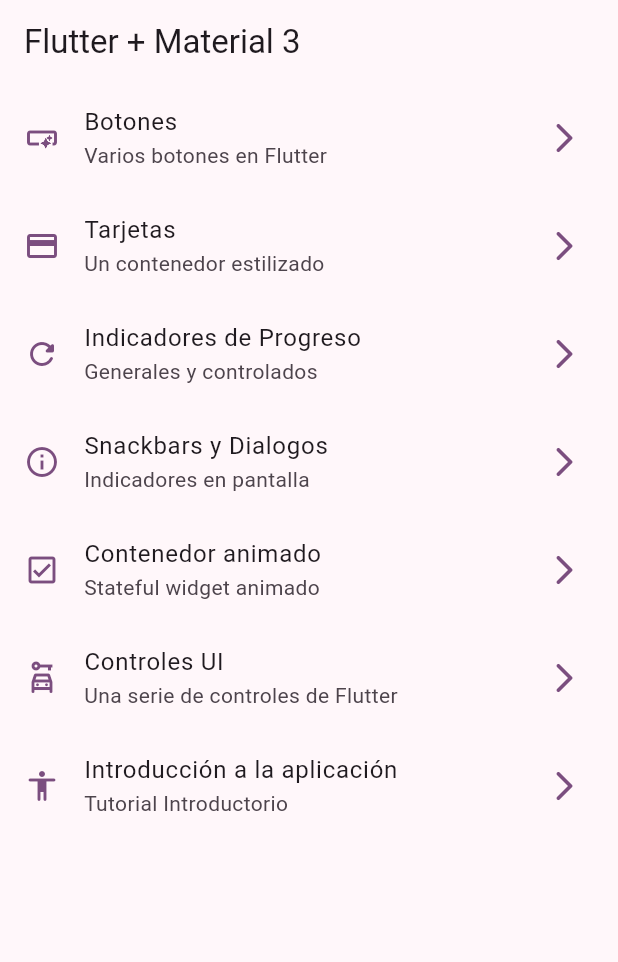
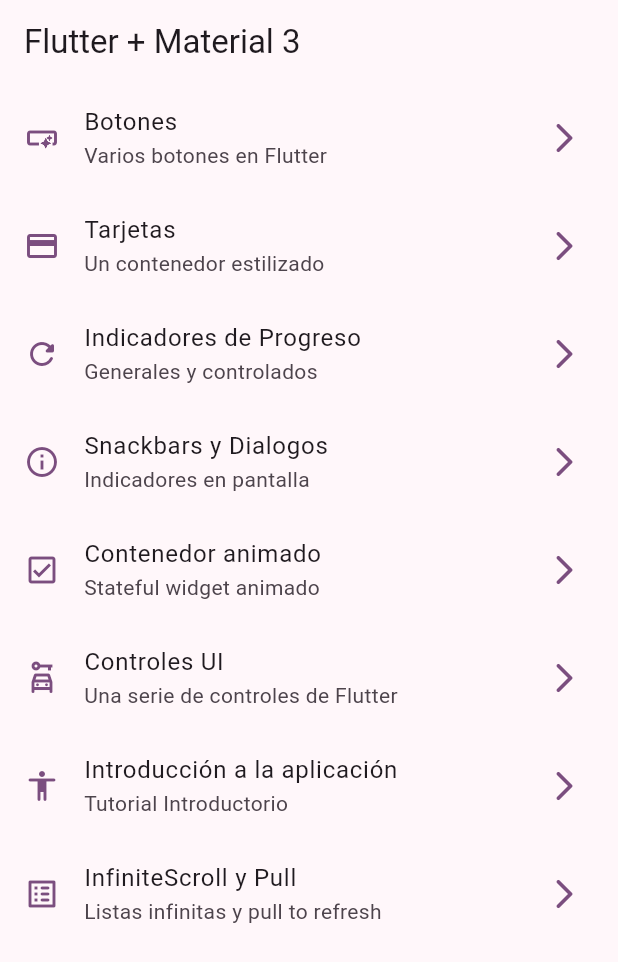
Before and after one commit to AgnosticSix/widgets_app, a Flutter app: the screen it shows after launch, on a phone screen of 412 x 824 dp. Shown: the top 962 px of the screen. Run offline on Flutter 3.47's test engine with Material 2 defaults, Android fonts, the phone set to English and light mode, and no system bars; our stand-ins replace animate_do, go_router.

Commit message:
infinite scroll started with only 5 elements

```diff
--- a/lib/config/menu/menu_items.dart
+++ b/lib/config/menu/menu_items.dart
@@ -56,4 +56,10 @@ const appMenuItems = <MenuItems>[
     url: '/tutorial',
     icon: Icons.accessibility_rounded,
   ),
+  MenuItems(
+    title: 'InfiniteScroll y Pull',
+    subTitle: 'Listas infinitas y pull to refresh',
+    url: '/infinite',
+    icon: Icons.list_alt_rounded,
+  ),
 ];
--- a/lib/config/router/app_router.dart
+++ b/lib/config/router/app_router.dart
@@ -14,5 +14,6 @@ final appRouter = GoRouter(
     GoRoute(name: AnimatedScreen.name, path: '/animated', builder: (context, state) => const AnimatedScreen(),),
     GoRoute(name: UiControlsScreen.name, path: '/ui-controls', builder: (context, state) => const UiControlsScreen(),),
     GoRoute(name: AppTutorialScreen.name, path: '/tutorial', builder: (context, state) => const AppTutorialScreen(),),
+    GoRoute(name: InfiniteScrollScreen.name, path: '/infinite', builder: (context, state) => const InfiniteScrollScreen(),),
   ],
 );
```
Also changed, not shown: lib/presentation/screens/infinite_scroll/infinite_scroll_screen.dart (+33 -2 lines).
